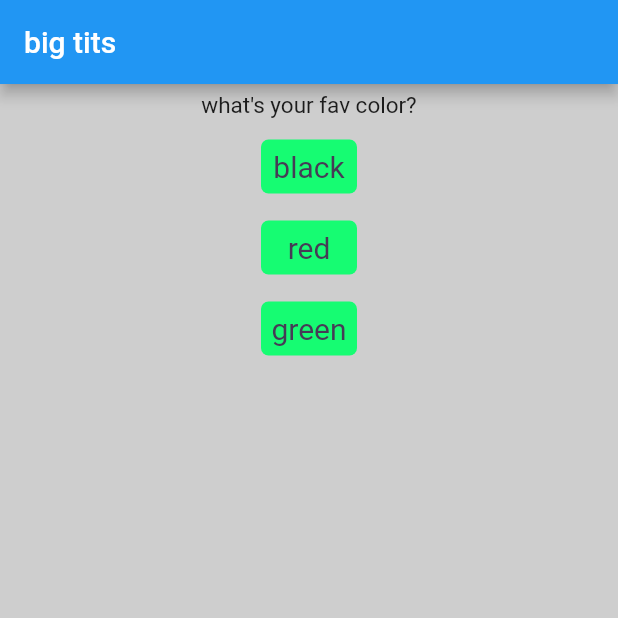
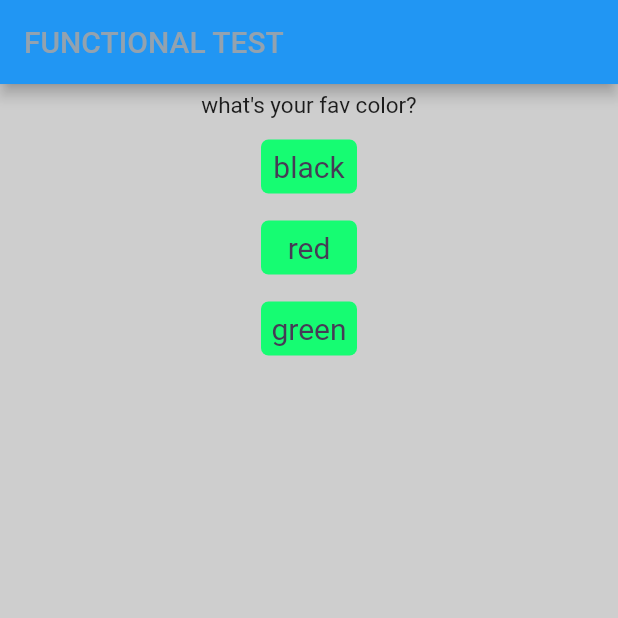
Before and after one commit to anshd258/flutter-bus, a Flutter app: the screen it shows after launch, on a phone screen of 412 x 824 dp, the top half of it. Run offline on Flutter 3.47's test engine with Material 2 defaults, Android fonts, the phone set to English and light mode, and no system bars.

Commit message:
moddified {main,questons,ansdd} created {else_part, if_part}

```diff
--- a/lib/ansd.dart
+++ b/lib/ansd.dart
@@ -3,7 +3,7 @@
 import 'package:flutter/material.dart';
 
 class ans extends StatelessWidget {
-  final void Function() selectli; //pointer to function
+  final VoidCallback selectli; //pointer to function
   final String some_sit; //list of strings from main .dart
   ans(this.selectli, this.some_sit); //constructor
   @override
--- /dev/null
+++ b/lib/else_part.dart
@@ -0,0 +1,29 @@
+// ignore_for_file: prefer_const_constructors, duplicate_ignore
+
+import 'package:flutter/material.dart';
+
+class elsepart extends StatelessWidget {
+  final VoidCallback test;
+
+  elsepart(this.test);
+  @override
+  Widget build(BuildContext context) {
+    return Center(
+        //if statement part 2
+        // ignore: duplicate_ignore
+        child: TextButton(
+      // ignore: sort_child_properties_last
+      // ignore: prefer_const_constructors
+      // ignore: sort_child_properties_last
+      child: Text(
+        'test is over close te window',
+        textAlign: TextAlign.center,
+        style: TextStyle(
+          fontSize: 50,
+          color: Color.fromARGB(118, 255, 0, 81),
+        ),
+      ),
+      onPressed: test,
+    ));
+  }
+}
--- /dev/null
+++ b/lib/if_part.dart
@@ -0,0 +1,28 @@
+import 'package:flutter/material.dart';
+import 'ansd.dart';
+import 'question.dart';
+
+class ifpart extends StatelessWidget {
+  final List<Map<String, Object>> questions;
+  final queid;
+  final VoidCallback answer;
+
+  ifpart({required this.questions, required this.answer, required this.queid});
+
+  @override
+  Widget build(BuildContext context) {
+    return Column(
+      //if statement part 1
+      // ignore: prefer_const_literals_to_create_immutables
+      children: [
+        uestion(questions[queid]['text']!
+            as String), //sending list id (_questionind) and key 'text'to uestion constructor in question.dart
+        ...(questions[queid]['answer'] as List<
+                String>) // creating a map of list wic olds a list and sending it to ans function in ansd.dart
+            .map((answers) {
+          return ans(answer, answers); // sending a list to te constructor wic
+        }).toList(),
+      ],
+    );
+  }
+}
--- a/lib/main.dart
+++ b/lib/main.dart
@@ -1,6 +1,8 @@
 // ignore_for_file: prefer_const_constructors, deprecated_member_use, unused_import
 
 import 'package:flutter/material.dart';
+import 'package:test_app/ans.dart';
+import 'package:test_app/if_part.dart';
 import './question.dart';
 import './ansd.dart';
 
@@ -62,23 +64,20 @@ class _MaState extends State<Ma> {
 
     return MaterialApp(
       home: Scaffold(
-        backgroundColor: Color.fromARGB(234, 202, 202, 202),
-        appBar: AppBar(
-          title: const Text('big tits'),
-        ),
-        body: Column(
-          // ignore: prefer_const_literals_to_create_immutables
-          children: [
-            uestion(question[_questionind]['text']
-                as String), //sending list id (_questionind) and key 'text'to uestion constructor in question.dart
-            ...(question[_questionind]['answer'] as List<
-                    String>) // creating a map of list wic olds a list and sending it to ans function in ansd.dart
-                .map((answers) {
-              return ans(_ans, answers); // sending a list to te constructor wic
-            }).toList(),
-          ],
-        ),
-      ),
+          backgroundColor: Color.fromARGB(234, 202, 202, 202),
+          appBar: AppBar(
+            title: const Text(
+              'FUNCTIONAL TEST',
+              textAlign: TextAlign.center,
+              style: TextStyle(
+                fontSize: 20,
+                color: Color.fromARGB(193, 184, 166, 153),
+              ),
+            ),
+          ),
+          body: _questionind < 2
+              ? ifpart(questions: question, answer: _ans, queid: _questionind)
+              : elsepart(_ans)),
     );
   }
 }
--- a/lib/question.dart
+++ b/lib/question.dart
@@ -10,6 +10,7 @@ class uestion extends StatelessWidget {
       width: double.infinity,
       margin: EdgeInsets.all(5),
       child: Text(
+        //giving questions
         qna,
         style: TextStyle(fontSize: 15),
         textAlign: TextAlign.center,
```
